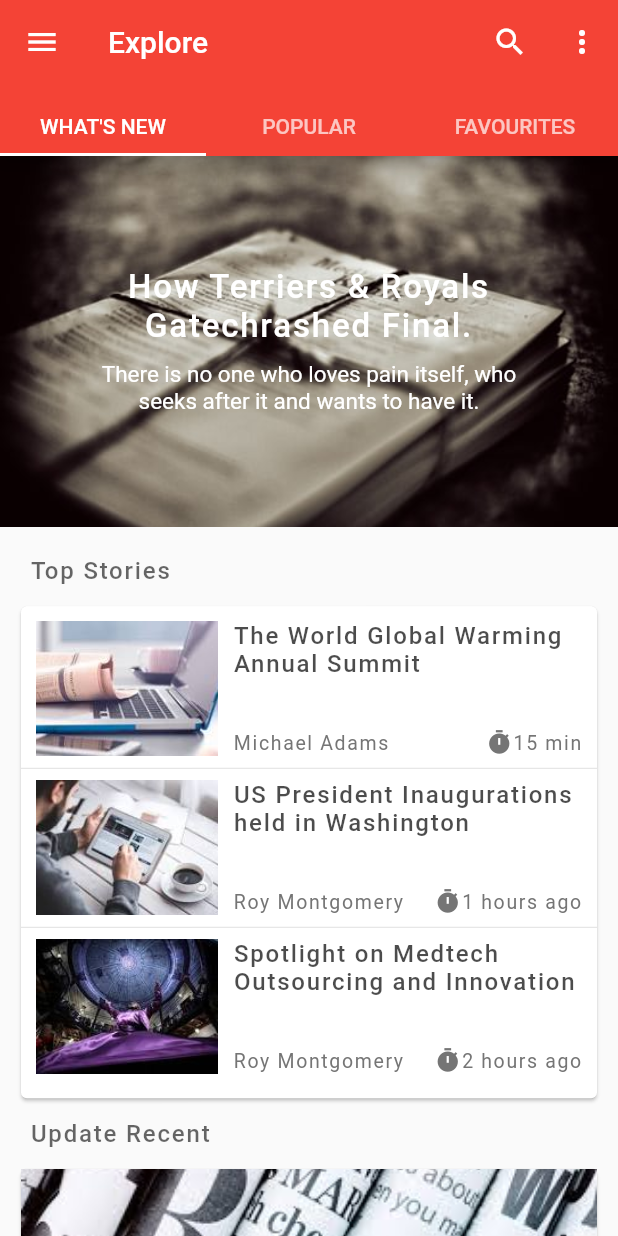
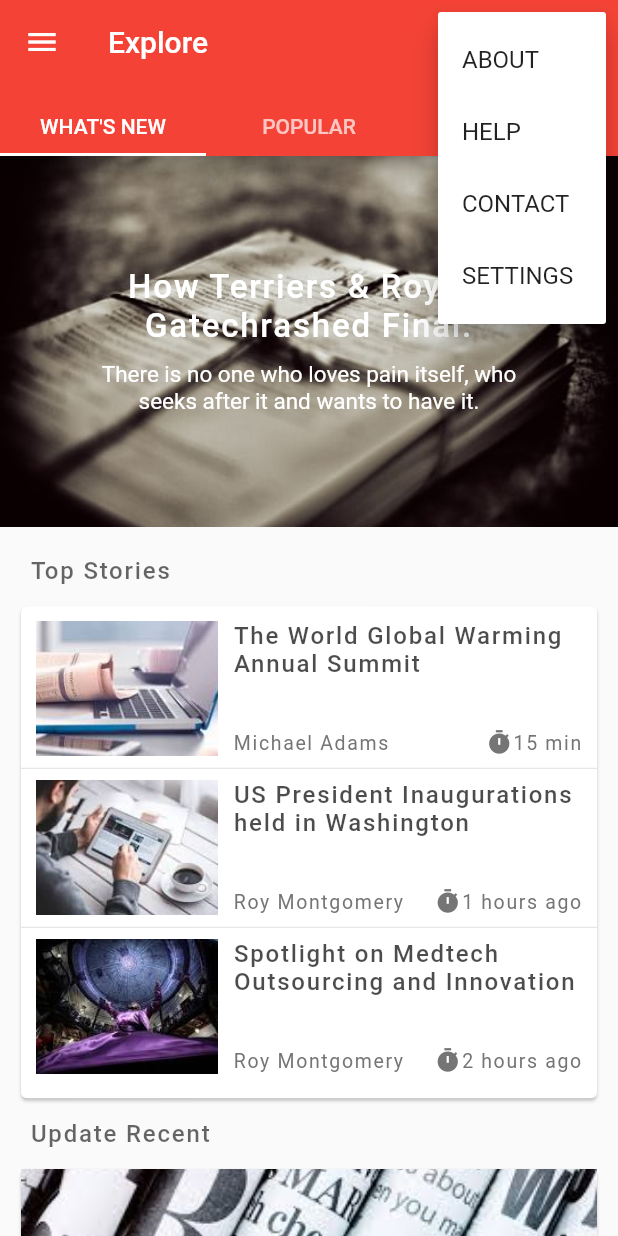
Before and after one commit to Abdelrahman-Elshimy/news-app, a Flutter app: the screen it shows after launch, after a tap on "Get Started", after a tap on the "more vert" icon, on a phone screen of 412 x 824 dp. Run offline on Flutter 3.47's test engine with Material 2 defaults, Android fonts, the phone set to English and light mode, and no system bars; our stand-ins replace shared_preferences, splashscreen.

Commit message:
face book and instgram feeds

```diff
--- a/news_app/lib/screens/home.dart
+++ b/news_app/lib/screens/home.dart
@@ -9,14 +9,18 @@ class HomePage extends StatefulWidget {
   _HomePageState createState() => _HomePageState();
 }
 
-class _HomePageState extends State<HomePage> with SingleTickerProviderStateMixin {
+enum popUpMenu { ABOUT, HELP, CONTACT, SETTINGS }
 
+class _HomePageState extends State<HomePage>
+    with SingleTickerProviderStateMixin {
   TabController _tabController;
+
   @override
   void initState() {
     super.initState();
     _tabController = TabController(length: 3, vsync: this);
   }
+
   @override
   Widget build(BuildContext context) {
     return Scaffold(
@@ -25,12 +29,34 @@ class _HomePageState extends State<HomePage> with SingleTickerProviderStateMixin
         title: Text('Explore'),
         actions: <Widget>[
           IconButton(
-            onPressed: (){},
+            onPressed: () {},
             icon: Icon(Icons.search),
           ),
-          IconButton(
-            onPressed: (){},
+          PopupMenuButton(
             icon: Icon(Icons.more_vert),
+            itemBuilder: (BuildContext context) {
+              return [
+                PopupMenuItem<popUpMenu>(
+                  value: popUpMenu.ABOUT,
+                  child: Text('ABOUT'),
+                ),
+                PopupMenuItem<popUpMenu>(
+                  value: popUpMenu.HELP,
+                  child: Text('HELP'),
+                ),
+                PopupMenuItem<popUpMenu>(
+                  value: popUpMenu.CONTACT,
+                  child: Text('CONTACT'),
+                ),
+                PopupMenuItem<popUpMenu>(
+                  value: popUpMenu.SETTINGS,
+                  child: Text('SETTINGS'),
+                ),
+              ];
+            },
+            onSelected: (popUpMenu menu) {
+              //: TODO
+            },
           ),
         ],
         bottom: TabBar(
@@ -46,11 +72,7 @@ class _HomePageState extends State<HomePage> with SingleTickerProviderStateMixin
       ),
       drawer: SharedDrawer(),
       body: TabBarView(
-        children: <Widget>[
-          WhatsNew(),
-          Popular(),
-          Favourite()
-        ],
+        children: <Widget>[WhatsNew(), Popular(), Favourite()],
         controller: _tabController,
       ),
     );
--- a/news_app/lib/screens/twitter_feed.dart
+++ b/news_app/lib/screens/twitter_feed.dart
@@ -60,8 +60,9 @@ class _TwitterFeedPageState extends State<TwitterFeedPage> {
                             twittsList[index].name,
                             style: sharedStyles.titleStoryStyle,
                           ),
+                          SizedBox(width: 4,),
                           Text(
-                            '@ ${twittsList[index].username}',
+                            '@${twittsList[index].username}',
                             style: sharedStyles.subtitleStoryStyle,
                           )
                         ],
--- a/news_app/lib/shared_ui/shared-drawer.dart
+++ b/news_app/lib/shared_ui/shared-drawer.dart
@@ -1,6 +1,8 @@
 import 'package:flutter/material.dart';
+import 'package:news_app/screens/facebook_feeds.dart';
 import 'package:news_app/screens/headlines.dart';
 import 'package:news_app/screens/home.dart';
+import 'package:news_app/screens/instgram_feed.dart';
 import 'package:news_app/screens/twitter_feed.dart';
 import '../models/nav_menu.dart';
 
@@ -14,7 +16,9 @@ class _SharedDrawerState extends State<SharedDrawer> {
   List<NavMenu> navsItems = [
     NavMenu('Explore', () => HomePage()),
     NavMenu('Head Line News', ()=> HeadLinesPage()),
-    NavMenu('Twitter Feed', ()=> TwitterFeedPage()),
+    NavMenu('Twitter Feeds', ()=> TwitterFeedPage()),
+    NavMenu('Instgram Feeds', ()=> InstgramFeedPage()),
+    NavMenu('Face Book Feeds', () => FaceBookPage()),
   ];
 
   List<String> navs = [
```
Also changed, not shown: news_app/lib/screens/facebook_feeds.dart (added, +38 -0 lines), news_app/lib/screens/instgram_feed.dart (added, +39 -0 lines), news_app/lib/shared_ui/social_card.dart (added, +125 -0 lines).
